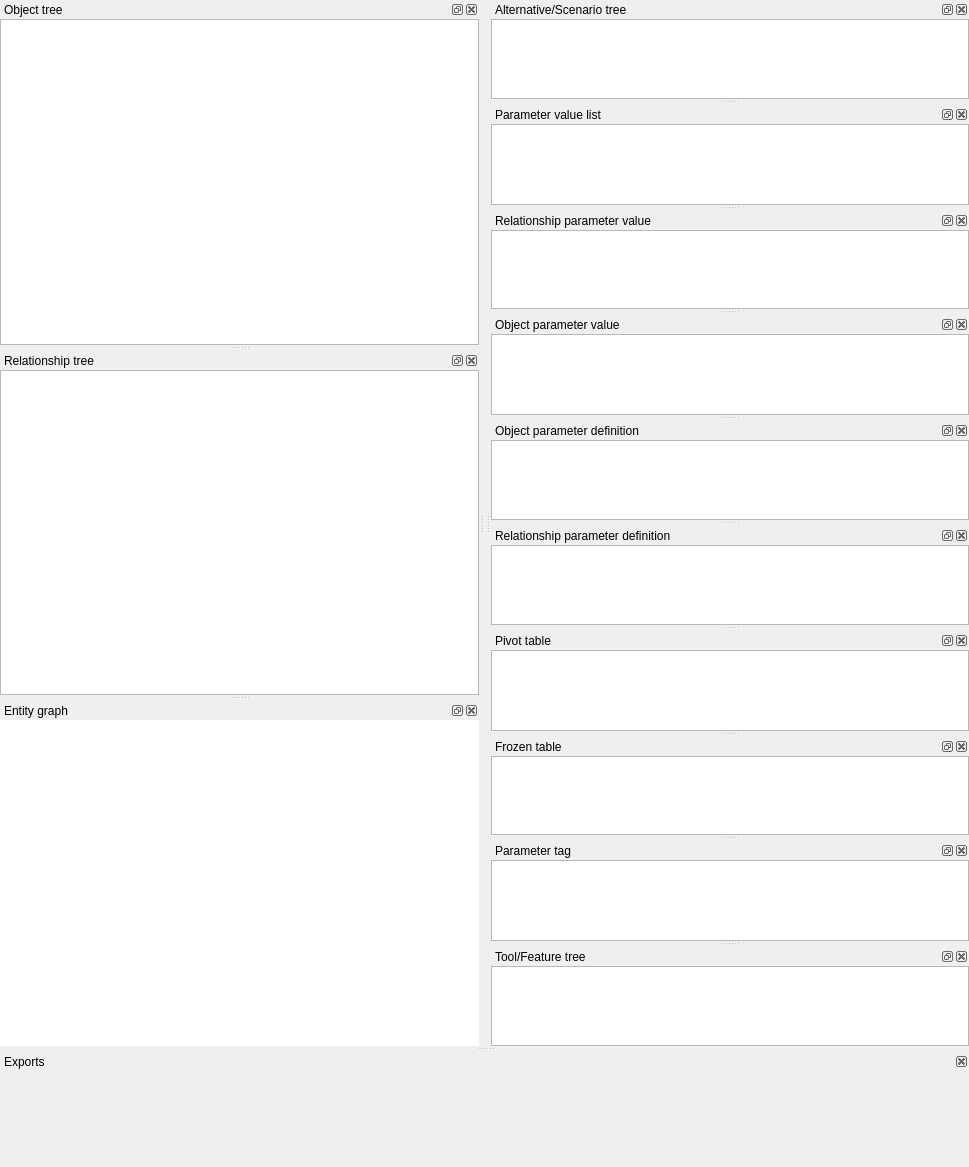
The window that spinetoolbox/spine_db_editor/ui/spine_db_editor_window.ui (spine-tools/Spine-Toolbox) describes before a commit, drawn with Qt 5.
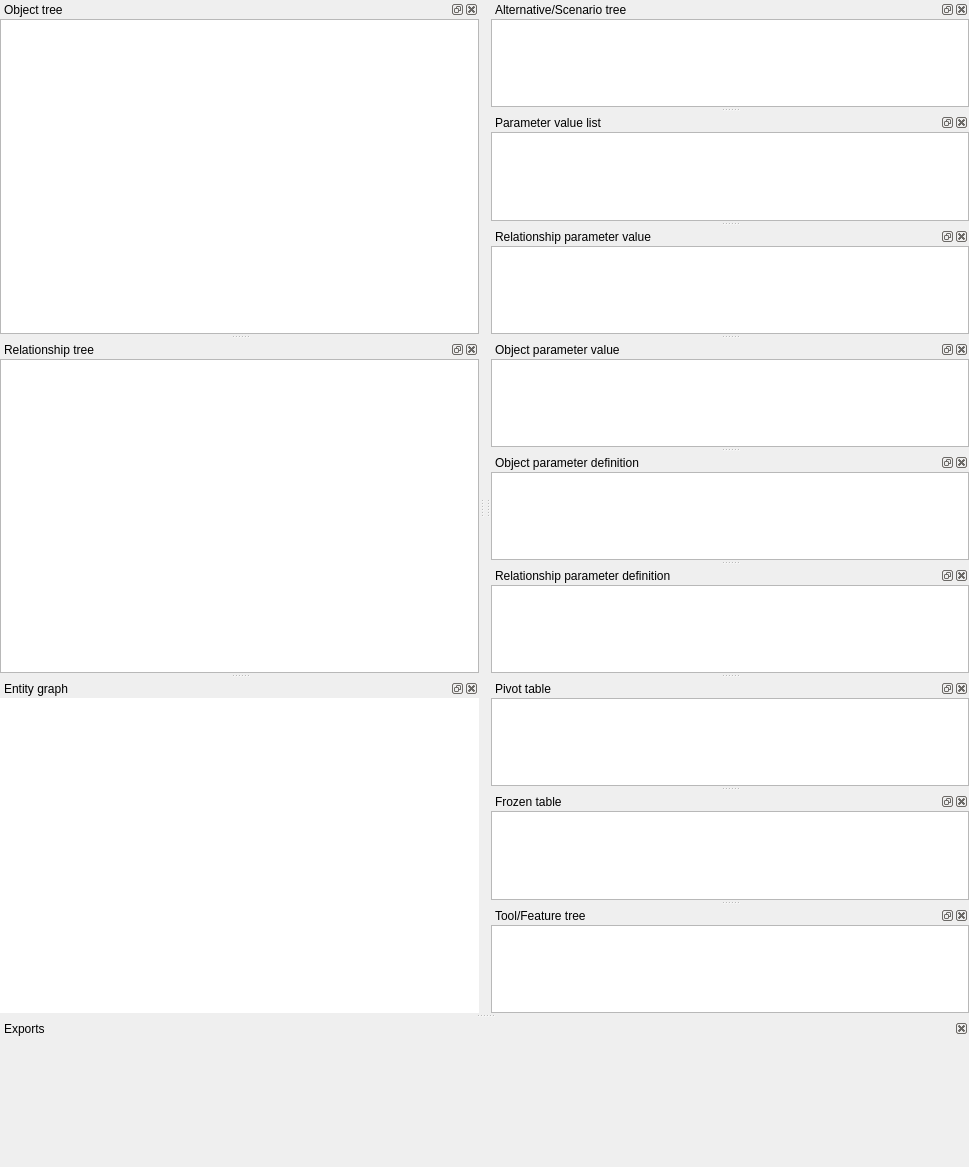
The same window after the commit. Icons and pictures are not drawn. Custom widgets are drawn as their Qt base class.

Commit message: Remove support for parameter tags

Patch:
```diff
--- a/spinetoolbox/spine_db_editor/ui/spine_db_editor_window.ui
+++ b/spinetoolbox/spine_db_editor/ui/spine_db_editor_window.ui
@@ -763,52 +763,6 @@
     </layout>
    </widget>
   </widget>
-  <widget class="QDockWidget" name="dockWidget_parameter_tag">
-   <property name="windowTitle">
-    <string>Parameter tag</string>
-   </property>
-   <attribute name="dockWidgetArea">
-    <number>2</number>
-   </attribute>
-   <widget class="QWidget" name="dockWidgetContents_9">
-    <layout class="QVBoxLayout" name="verticalLayout_9">
-     <property name="spacing">
-      <number>0</number>
-     </property>
-     <property name="leftMargin">
-      <number>0</number>
-     </property>
-     <property name="topMargin">
-      <number>0</number>
-     </property>
-     <property name="rightMargin">
-      <number>0</number>
-     </property>
-     <property name="bottomMargin">
-      <number>0</number>
-     </property>
-     <item>
-      <widget class="ParameterTagTreeView" name="treeView_parameter_tag">
-       <property name="contextMenuPolicy">
-        <enum>Qt::DefaultContextMenu</enum>
-       </property>
-       <property name="accessibleName">
-        <string>parameter value list</string>
-       </property>
-       <property name="editTriggers">
-        <set>QAbstractItemView::AnyKeyPressed|QAbstractItemView::DoubleClicked|QAbstractItemView::EditKeyPressed</set>
-       </property>
-       <property name="selectionMode">
-        <enum>QAbstractItemView::ExtendedSelection</enum>
-       </property>
-       <property name="uniformRowHeights">
-        <bool>true</bool>
-       </property>
-      </widget>
-     </item>
-    </layout>
-   </widget>
-  </widget>
   <widget class="QDockWidget" name="dockWidget_tool_feature_tree">
    <property name="windowTitle">
     <string>Tool/Feature tree</string>
@@ -1155,11 +1109,6 @@
    <extends>QTreeView</extends>
    <header>spinetoolbox/spine_db_editor/widgets/custom_qtreeview.h</header>
   </customwidget>
-  <customwidget>
-   <class>ParameterTagTreeView</class>
-   <extends>QTreeView</extends>
-   <header>spinetoolbox/spine_db_editor/widgets/custom_qtreeview.h</header>
-  </customwidget>
   <customwidget>
    <class>ToolFeatureTreeView</class>
    <extends>QTreeView</extends>
```
The commit also changes 18 other files.
